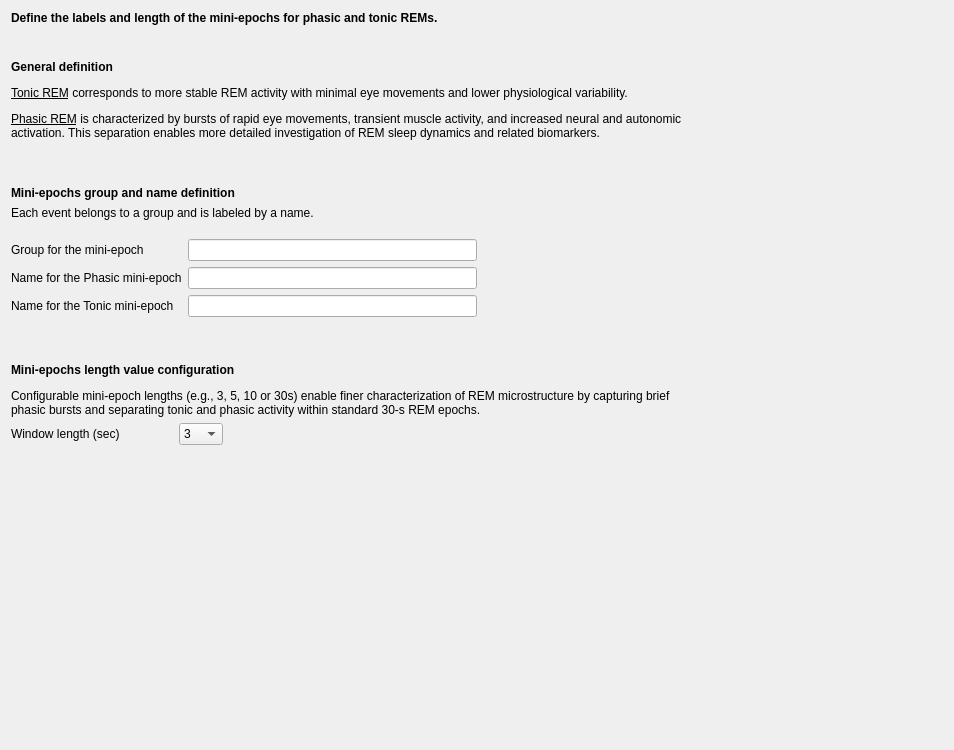
First picture: the form in tools/CEAMSTools/DetectREMsYASA/MiniEpochDefinition/Ui_MiniEpochDefinition.ui, repository SnoozToolbox/snooz-package-ceams, before the edit.
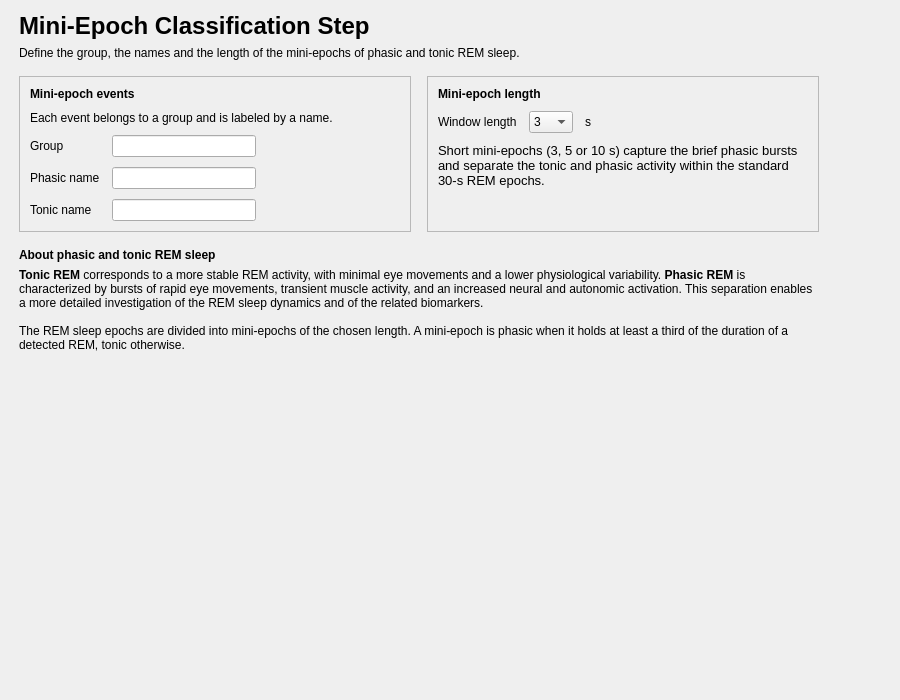
Second picture: the form after the edit.

Commit message: Detect REM events with YASA: redesigned pages (tool 3.6.3)

```diff
--- a/tools/CEAMSTools/DetectREMsYASA/MiniEpochDefinition/Ui_MiniEpochDefinition.ui
+++ b/tools/CEAMSTools/DetectREMsYASA/MiniEpochDefinition/Ui_MiniEpochDefinition.ui
@@ -6,118 +6,191 @@
    <rect>
     <x>0</x>
     <y>0</y>
-    <width>954</width>
-    <height>750</height>
+    <width>900</width>
+    <height>700</height>
    </rect>
   </property>
-  <property name="sizePolicy">
-   <sizepolicy hsizetype="Preferred" vsizetype="Fixed">
-    <horstretch>0</horstretch>
-    <verstretch>0</verstretch>
-   </sizepolicy>
-  </property>
   <property name="windowTitle">
    <string/>
   </property>
   <layout class="QVBoxLayout" name="verticalLayout">
-   <item>
-    <widget class="QLabel" name="label_4">
-     <property name="text">
-      <string>&lt;html&gt;&lt;head/&gt;&lt;body&gt;&lt;p&gt;&lt;span style=&quot; font-weight:700;&quot;&gt;Define the labels and length of the mini-epochs for phasic and tonic REMs.&lt;/span&gt;&lt;/p&gt;&lt;/body&gt;&lt;/html&gt;</string>
-     </property>
-    </widget>
-   </item>
+   <property name="leftMargin">
+    <number>19</number>
+   </property>
+   <property name="topMargin">
+    <number>12</number>
+   </property>
+   <property name="rightMargin">
+    <number>19</number>
+   </property>
+   <property name="bottomMargin">
+    <number>12</number>
+   </property>
    <item>
-    <spacer name="verticalSpacer_2">
-     <property name="orientation">
-      <enum>Qt::Orientation::Vertical</enum>
+    <layout class="QHBoxLayout" name="content_row" stretch="1,0">
+     <property name="leftMargin">
+      <number>0</number>
      </property>
-     <property name="sizeType">
-      <enum>QSizePolicy::Policy::Fixed</enum>
+     <property name="topMargin">
+      <number>0</number>
      </property>
-     <property name="sizeHint" stdset="0">
+     <property name="rightMargin">
+      <number>0</number>
+     </property>
+     <property name="bottomMargin">
+      <number>0</number>
+     </property>
+     <item>
+      <widget class="QWidget" name="content_widget" native="true">
+       <property name="maximumSize">
       <size>
-       <width>20</width>
-       <height>29</height>
-      </size>
-     </property>
-    </spacer>
+         <width>800</width>
+         <height>16777215</height>
+        </size>
+       </property>
+       <layout class="QVBoxLayout" name="content_layout">
+        <property name="spacing">
+         <number>16</number>
+        </property>
+        <property name="leftMargin">
+         <number>0</number>
+        </property>
+        <property name="topMargin">
+         <number>0</number>
+        </property>
+        <property name="rightMargin">
+         <number>0</number>
+        </property>
+        <property name="bottomMargin">
+         <number>0</number>
+        </property>
+        <item>
+         <layout class="QVBoxLayout" name="header_layout">
+          <property name="spacing">
+           <number>6</number>
+          </property>
+          <item>
+           <widget class="QLabel" name="title_label">
+            <property name="font">
+             <font>
+              <pointsize>18</pointsize>
+              <bold>true</bold>
+             </font>
+            </property>
+            <property name="text">
+             <string>Mini-Epoch Classification Step</string>
+            </property>
+           </widget>
    </item>
    <item>
-    <widget class="QLabel" name="label_9">
+           <widget class="QLabel" name="subtitle_label">
      <property name="text">
-      <string>&lt;html&gt;&lt;head/&gt;&lt;body&gt;&lt;p&gt;&lt;span style=&quot; font-weight:700;&quot;&gt;General definition&lt;/span&gt;&lt;/p&gt;&lt;p&gt;&lt;span style=&quot; text-decoration: underline;&quot;&gt;Tonic REM&lt;/span&gt;&lt;span style=&quot;&quot;&gt; corresponds to more stable REM activity with minimal eye movements and lower physiological variability.&lt;/span&gt;&lt;/p&gt;&lt;p&gt;&lt;span style=&quot; text-decoration: underline;&quot;&gt;Phasic REM&lt;/span&gt;&lt;span style=&quot;&quot;&gt; is characterized by bursts of rapid eye movements, transient muscle activity, and increased neural and autonomic&lt;br/&gt;activation. This separation enables more detailed investigation of REM sleep dynamics and related biomarkers.&lt;/span&gt;&lt;/p&gt;&lt;p&gt;&lt;br/&gt;&lt;/p&gt;&lt;/body&gt;&lt;/html&gt;</string>
-     </property>
-    </widget>
-   </item>
+             <string>Define the group, the names and the length of the mini-epochs of phasic and tonic REM sleep.</string>
+            </property>
+            <property name="wordWrap">
+             <bool>true</bool>
+            </property>
+            <property name="variant" stdset="0">
+             <string notr="true">help</string>
+            </property>
+           </widget>
+          </item>
+         </layout>
+        </item>
+        <item>
+         <layout class="QHBoxLayout" name="mini_epoch_cards_layout" stretch="1,1">
+          <property name="spacing">
+           <number>16</number>
+          </property>
+          <item>
+           <widget class="QFrame" name="names_card">
+            <property name="frameShape">
+             <enum>QFrame::Shape::StyledPanel</enum>
+            </property>
+            <property name="frameShadow">
+             <enum>QFrame::Shadow::Raised</enum>
+            </property>
+            <layout class="QVBoxLayout" name="names_card_layout">
+             <property name="spacing">
+              <number>10</number>
+             </property>
+             <property name="leftMargin">
+              <number>10</number>
+             </property>
+             <property name="topMargin">
+              <number>10</number>
+             </property>
+             <property name="rightMargin">
+              <number>10</number>
+             </property>
+             <property name="bottomMargin">
+              <number>10</number>
+             </property>
    <item>
     <widget class="QLabel" name="label_5">
+               <property name="font">
+                <font>
+                 <bold>true</bold>
+                </font>
+               </property>
      <property name="text">
-      <string>&lt;html&gt;&lt;head/&gt;&lt;body&gt;&lt;p&gt;&lt;span style=&quot; font-weight:700;&quot;&gt;Mini-epochs group and name definition&lt;/span&gt;&lt;/p&gt;&lt;/body&gt;&lt;/html&gt;</string>
+                <string>Mini-epoch events</string>
      </property>
     </widget>
    </item>
    <item>
     <widget class="QLabel" name="label_6">
      <property name="text">
-      <string>&lt;html&gt;&lt;head/&gt;&lt;body&gt;&lt;p&gt;Each event belongs to a group and is labeled by a name.&lt;/p&gt;&lt;/body&gt;&lt;/html&gt;</string>
+                <string>Each event belongs to a group and is labeled by a name.</string>
+               </property>
+               <property name="wordWrap">
+                <bool>true</bool>
+               </property>
+               <property name="variant" stdset="0">
+                <string notr="true">help</string>
      </property>
     </widget>
    </item>
    <item>
-    <spacer name="verticalSpacer_4">
-     <property name="orientation">
-      <enum>Qt::Orientation::Vertical</enum>
-     </property>
-     <property name="sizeType">
-      <enum>QSizePolicy::Policy::Fixed</enum>
-     </property>
-     <property name="sizeHint" stdset="0">
-      <size>
-       <width>20</width>
-       <height>13</height>
-      </size>
-     </property>
-    </spacer>
-   </item>
-   <item>
-    <layout class="QHBoxLayout" name="horizontalLayout">
-     <item>
-      <layout class="QFormLayout" name="formLayout">
+              <layout class="QGridLayout" name="names_grid">
+               <property name="horizontalSpacing">
+                <number>12</number>
+               </property>
+               <property name="verticalSpacing">
+                <number>10</number>
+               </property>
        <item row="0" column="0">
         <widget class="QLabel" name="label">
          <property name="text">
-          <string>Group for the mini-epoch</string>
+                  <string>Group</string>
          </property>
         </widget>
        </item>
        <item row="0" column="1">
-        <widget class="QLineEdit" name="lineEdit_group"/>
+                <widget class="QLineEdit" name="lineEdit_group" />
        </item>
        <item row="1" column="0">
         <widget class="QLabel" name="label_2">
          <property name="text">
-          <string>Name for the Phasic mini-epoch</string>
+                  <string>Phasic name</string>
          </property>
         </widget>
        </item>
        <item row="1" column="1">
-        <widget class="QLineEdit" name="lineEdit_name_Phasic"/>
+                <widget class="QLineEdit" name="lineEdit_name_Phasic" />
        </item>
        <item row="2" column="0">
         <widget class="QLabel" name="label_3">
          <property name="text">
-          <string>Name for the Tonic mini-epoch</string>
+                  <string>Tonic name</string>
          </property>
         </widget>
        </item>
        <item row="2" column="1">
-        <widget class="QLineEdit" name="lineEdit_name_Tonic"/>
-       </item>
-      </layout>
-     </item>
-     <item>
-      <spacer name="horizontalSpacer">
+                <widget class="QLineEdit" name="lineEdit_name_Tonic" />
+               </item>
+               <item row="0" column="3">
+                <spacer name="names_grid_spacer">
        <property name="orientation">
         <enum>Qt::Orientation::Horizontal</enum>
        </property>
@@ -132,31 +205,69 @@
     </layout>
    </item>
    <item>
-    <spacer name="verticalSpacer_3">
+              <spacer name="names_stretch">
      <property name="orientation">
       <enum>Qt::Orientation::Vertical</enum>
      </property>
-     <property name="sizeType">
-      <enum>QSizePolicy::Policy::Fixed</enum>
-     </property>
      <property name="sizeHint" stdset="0">
       <size>
        <width>20</width>
-       <height>40</height>
+                 <height>0</height>
       </size>
      </property>
     </spacer>
    </item>
+            </layout>
+           </widget>
+          </item>
    <item>
-    <layout class="QGridLayout" name="gridLayout">
-     <item row="1" column="0">
-      <layout class="QHBoxLayout" name="horizontalLayout_2">
+           <widget class="QFrame" name="length_card">
+            <property name="frameShape">
+             <enum>QFrame::Shape::StyledPanel</enum>
+            </property>
+            <property name="frameShadow">
+             <enum>QFrame::Shadow::Raised</enum>
+            </property>
+            <layout class="QVBoxLayout" name="length_card_layout">
+             <property name="spacing">
+              <number>10</number>
+             </property>
+             <property name="leftMargin">
+              <number>10</number>
+             </property>
+             <property name="topMargin">
+              <number>10</number>
+             </property>
+             <property name="rightMargin">
+              <number>10</number>
+             </property>
+             <property name="bottomMargin">
+              <number>10</number>
+             </property>
        <item>
-        <layout class="QFormLayout" name="formLayout_2">
+              <widget class="QLabel" name="label_7">
+               <property name="font">
+                <font>
+                 <bold>true</bold>
+                </font>
+               </property>
+               <property name="text">
+                <string>Mini-epoch length</string>
+               </property>
+              </widget>
+             </item>
+             <item>
+              <layout class="QGridLayout" name="length_grid">
+               <property name="horizontalSpacing">
+                <number>12</number>
+               </property>
+               <property name="verticalSpacing">
+                <number>10</number>
+               </property>
          <item row="0" column="0">
           <widget class="QLabel" name="label_8">
            <property name="text">
-            <string>Window length (sec)                </string>
+                  <string>Window length</string>
            </property>
           </widget>
          </item>
@@ -184,10 +295,18 @@
            </item>
           </widget>
          </item>
-        </layout>
-       </item>
-       <item>
-        <spacer name="horizontalSpacer_2">
+               <item row="0" column="2">
+                <widget class="QLabel" name="length_unit_label">
+                 <property name="text">
+                  <string>s</string>
+                 </property>
+                 <property name="variant" stdset="0">
+                  <string notr="true">help</string>
+                 </property>
+                </widget>
+               </item>
+               <item row="0" column="3">
+                <spacer name="length_grid_spacer">
          <property name="orientation">
           <enum>Qt::Orientation::Horizontal</enum>
          </property>
@@ -201,12 +320,92 @@
        </item>
       </layout>
      </item>
-     <item row="0" column="0">
-      <widget class="QLabel" name="label_7">
+             <item>
+              <widget class="QLabel" name="length_help_label">
+               <property name="font">
+                <font>
+                 <pointsize>10</pointsize>
+                </font>
+               </property>
        <property name="text">
-        <string>&lt;html&gt;&lt;head/&gt;&lt;body&gt;&lt;p&gt;&lt;span style=&quot; font-weight:700;&quot;&gt;Mini-epochs length value configuration&lt;/span&gt;&lt;/p&gt;&lt;p&gt;Configurable mini-epoch lengths (e.g., 3, 5, 10 or 30s) enable finer characterization of REM microstructure by capturing brief&lt;br/&gt;phasic bursts and separating tonic and phasic activity within standard 30-s REM epochs.&lt;/p&gt;&lt;/body&gt;&lt;/html&gt;</string>
-       </property>
-      </widget>
+                <string>Short mini-epochs (3, 5 or 10 s) capture the brief phasic bursts and separate the tonic and phasic activity within the standard 30-s REM epochs.</string>
+               </property>
+               <property name="wordWrap">
+                <bool>true</bool>
+               </property>
+               <property name="variant" stdset="0">
+                <string notr="true">help</string>
+               </property>
+              </widget>
+             </item>
+             <item>
+              <spacer name="length_stretch">
+               <property name="orientation">
+                <enum>Qt::Orientation::Vertical</enum>
+               </property>
+               <property name="sizeHint" stdset="0">
+                <size>
+                 <width>20</width>
+                 <height>0</height>
+                </size>
+               </property>
+              </spacer>
+             </item>
+            </layout>
+           </widget>
+          </item>
+         </layout>
+        </item>
+        <item>
+         <layout class="QVBoxLayout" name="about_mini_epochs_layout">
+          <property name="spacing">
+           <number>6</number>
+          </property>
+          <item>
+           <widget class="QLabel" name="label_4">
+            <property name="font">
+             <font>
+              <bold>true</bold>
+             </font>
+            </property>
+            <property name="text">
+             <string>About phasic and tonic REM sleep</string>
+            </property>
+           </widget>
+          </item>
+          <item>
+           <widget class="QLabel" name="label_9">
+            <property name="text">
+             <string>&lt;b&gt;Tonic REM&lt;/b&gt; corresponds to a more stable REM activity, with minimal eye movements and a lower physiological variability. &lt;b&gt;Phasic REM&lt;/b&gt; is characterized by bursts of rapid eye movements, transient muscle activity, and an increased neural and autonomic activation. This separation enables a more detailed investigation of the REM sleep dynamics and of the related biomarkers.&lt;br/&gt;&lt;br/&gt;The REM sleep epochs are divided into mini-epochs of the chosen length. A mini-epoch is phasic when it holds at least a third of the duration of a detected REM, tonic otherwise.</string>
+            </property>
+            <property name="textFormat">
+             <enum>Qt::TextFormat::RichText</enum>
+            </property>
+            <property name="wordWrap">
+             <bool>true</bool>
+            </property>
+            <property name="variant" stdset="0">
+             <string notr="true">help</string>
+            </property>
+           </widget>
+          </item>
+         </layout>
+        </item>
+       </layout>
+      </widget>
+     </item>
+     <item>
+      <spacer name="content_spacer">
+       <property name="orientation">
+        <enum>Qt::Orientation::Horizontal</enum>
+       </property>
+       <property name="sizeHint" stdset="0">
+        <size>
+         <width>40</width>
+         <height>20</height>
+        </size>
+       </property>
+      </spacer>
      </item>
     </layout>
    </item>
@@ -217,8 +416,8 @@
      </property>
      <property name="sizeHint" stdset="0">
       <size>
-       <width>20</width>
-       <height>40</height>
+       <width>40</width>
+       <height>20</height>
       </size>
      </property>
     </spacer>
```
Left out of the diff: 6 changed lines with no effect on the pictures. Lines whose indentation alone changed are shown as unchanged. The commit also changes 20 other files.
